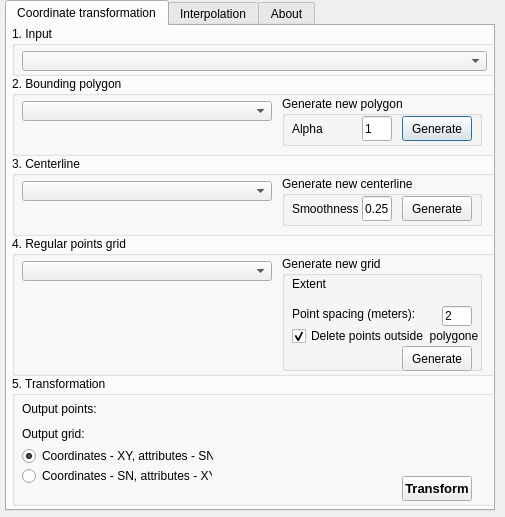
The window that curvilinear_coordinator_dialog_base.ui (zaarcvon/curvicoord) describes before a commit, drawn with Qt 5.
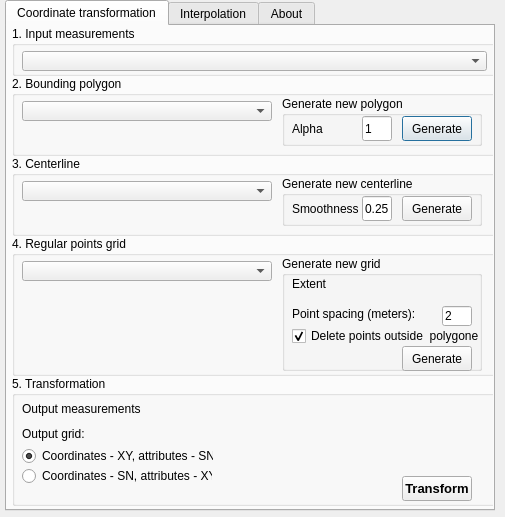
The same window after the commit. Custom widgets are drawn as their Qt base class.

Commit message: Change output to output_measurements

```diff
--- a/curvilinear_coordinator_dialog_base.ui
+++ b/curvilinear_coordinator_dialog_base.ui
@@ -126,7 +126,7 @@
       </rect>
      </property>
      <property name="title">
-      <string>1. Input</string>
+      <string>1. Input measurements</string>
      </property>
      <widget class="QgsMapLayerComboBox" name="measurements_input">
       <property name="geometry">
@@ -371,9 +371,9 @@
      <widget class="QgsFileWidget" name="OutputMeasurements_Widget" native="true">
       <property name="geometry">
        <rect>
-        <x>99</x>
+        <x>139</x>
         <y>25</y>
-        <width>371</width>
+        <width>331</width>
         <height>20</height>
        </rect>
       </property>
@@ -420,7 +420,7 @@
        </rect>
       </property>
       <property name="text">
-       <string>Output points:</string>
+       <string>Output measurements</string>
       </property>
      </widget>
      <widget class="QLabel" name="label_17">
```
